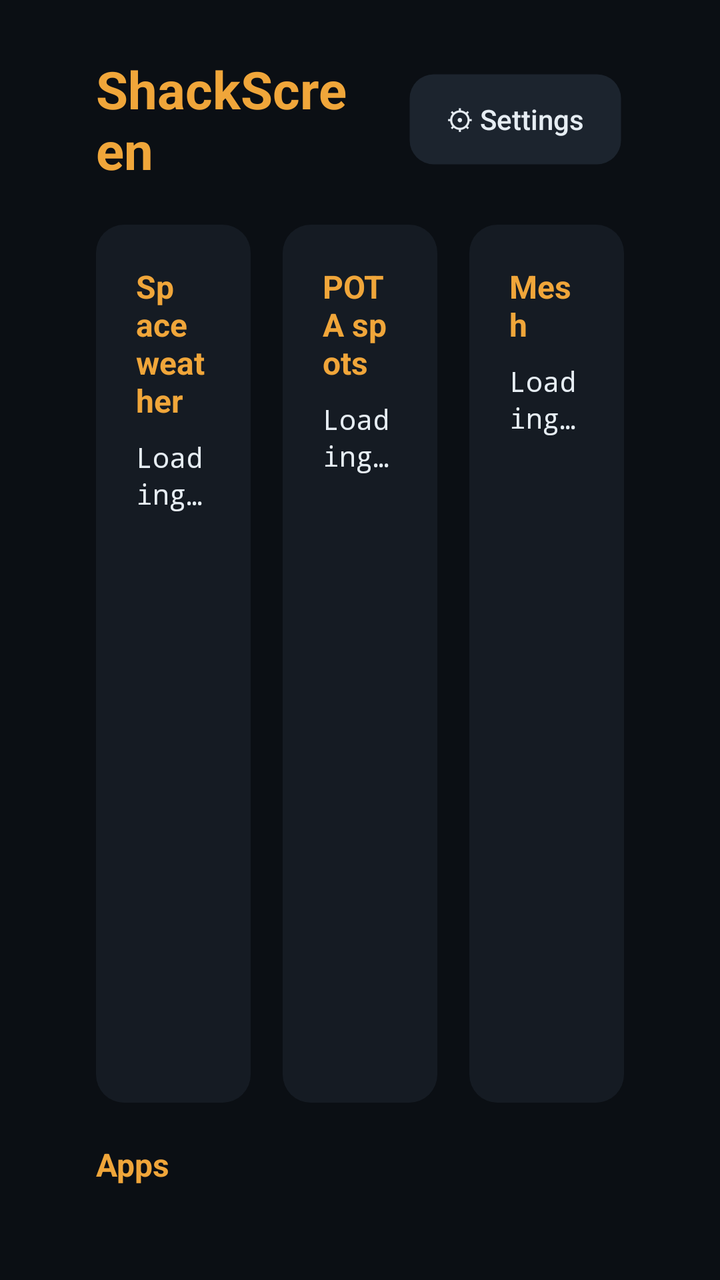
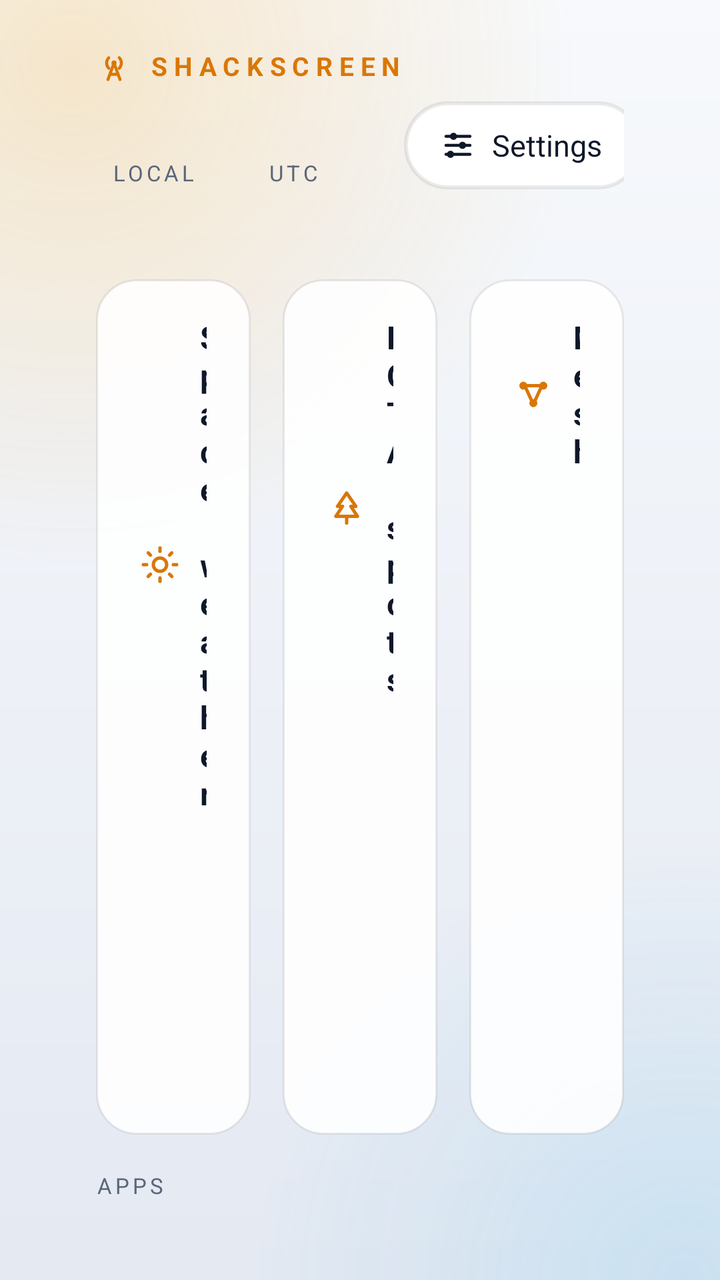

Screens rendered from an Android XML layout before and after an edit, with the pre-edit source and the edit as a unified diff.
<!-- AndroidManifest.xml: application theme Theme.ShackScreen -->
<!-- res/layout/activity_main.xml -->
<?xml version="1.0" encoding="utf-8"?>
<LinearLayout xmlns:android="http://schemas.android.com/apk/res/android"
    android:layout_width="match_parent"
    android:layout_height="match_parent"
    android:orientation="vertical"
    android:background="@color/bg"
    android:paddingStart="48dp"
    android:paddingEnd="48dp"
    android:paddingTop="27dp"
    android:paddingBottom="27dp">

    <LinearLayout
        android:layout_width="match_parent"
        android:layout_height="wrap_content"
        android:gravity="center_vertical"
        android:orientation="horizontal">

        <TextView
            android:layout_width="0dp"
            android:layout_height="wrap_content"
            android:layout_weight="1"
            android:text="@string/app_name"
            android:textColor="@color/accent"
            android:textSize="26sp"
            android:textStyle="bold" />

        <TextView
            android:id="@+id/clock"
            android:layout_width="wrap_content"
            android:layout_height="wrap_content"
            android:layout_marginEnd="24dp"
            android:fontFamily="monospace"
            android:textColor="@color/text"
            android:textSize="20sp" />

        <Button
            android:id="@+id/update"
            android:layout_width="wrap_content"
            android:layout_height="wrap_content"
            android:layout_marginEnd="12dp"
            android:background="@drawable/tile_bg"
            android:paddingStart="20dp"
            android:paddingEnd="20dp"
            android:textAllCaps="false"
            android:textColor="@color/accent"
            android:visibility="gone" />

        <Button
            android:id="@+id/settings"
            android:layout_width="wrap_content"
            android:layout_height="wrap_content"
            android:background="@drawable/tile_bg"
            android:paddingStart="20dp"
            android:paddingEnd="20dp"
            android:text="@string/settings"
            android:textAllCaps="false"
            android:textColor="@color/text" />
    </LinearLayout>

    <LinearLayout
        android:layout_width="match_parent"
        android:layout_height="0dp"
        android:layout_marginTop="20dp"
        android:layout_weight="1"
        android:orientation="horizontal">

        <LinearLayout style="@style/PanelBox" android:layout_marginEnd="16dp">
            <TextView style="@style/PanelTitle" android:layout_width="wrap_content" android:layout_height="wrap_content" android:text="@string/space" />
            <TextView android:id="@+id/space_body" style="@style/PanelBody" android:layout_width="match_parent" android:layout_height="0dp" android:layout_weight="1" android:text="@string/loading" />
            <TextView android:id="@+id/space_src" style="@style/PanelSource" android:layout_width="wrap_content" android:layout_height="wrap_content" />
        </LinearLayout>

        <LinearLayout style="@style/PanelBox" android:layout_marginEnd="16dp">
            <TextView style="@style/PanelTitle" android:layout_width="wrap_content" android:layout_height="wrap_content" android:text="@string/pota" />
            <TextView android:id="@+id/pota_body" style="@style/PanelBody" android:layout_width="match_parent" android:layout_height="0dp" android:layout_weight="1" android:text="@string/loading" />
            <TextView android:id="@+id/pota_src" style="@style/PanelSource" android:layout_width="wrap_content" android:layout_height="wrap_content" />
        </LinearLayout>

        <LinearLayout style="@style/PanelBox">
            <TextView style="@style/PanelTitle" android:layout_width="wrap_content" android:layout_height="wrap_content" android:text="@string/mesh" />
            <TextView android:id="@+id/mesh_body" style="@style/PanelBody" android:layout_width="match_parent" android:layout_height="0dp" android:layout_weight="1" android:text="@string/loading" />
            <TextView android:id="@+id/mesh_src" style="@style/PanelSource" android:layout_width="wrap_content" android:layout_height="wrap_content" />
        </LinearLayout>
    </LinearLayout>

    <TextView
        android:layout_width="wrap_content"
        android:layout_height="wrap_content"
        android:layout_marginTop="20dp"
        android:layout_marginBottom="8dp"
        android:text="@string/apps"
        style="@style/PanelTitle" />

    
    <HorizontalScrollView
        android:layout_width="match_parent"
        android:layout_height="wrap_content"
        android:layout_marginStart="-12dp"
        android:layout_marginEnd="-12dp"
        android:clipToPadding="false"
        android:paddingStart="12dp"
        android:paddingEnd="12dp"
        android:paddingTop="6dp"
        android:paddingBottom="6dp"
        android:scrollbars="none">

        <LinearLayout
            android:id="@+id/apps"
            android:layout_width="wrap_content"
            android:layout_height="wrap_content"
            android:orientation="horizontal" />
    </HorizontalScrollView>
</LinearLayout>
<!-- resources referenced by this layout -->
<resources>
  <color name="accent">#F0A63A</color>
  <color name="bg">#0B0F14</color>
  <color name="text">#E6EDF3</color>
  <!-- drawable tile_bg (drawable) -->
  <?xml version="1.0" encoding="utf-8"?>
  <selector xmlns:android="http://schemas.android.com/apk/res/android">
      <item android:state_focused="true">
          <shape>
              <solid android:color="@color/tile" />
              <stroke android:width="3dp" android:color="@color/accent" />
              <corners android:radius="12dp" />
          </shape>
      </item>
      <item>
          <shape>
              <solid android:color="@color/tile" />
              <stroke android:width="3dp" android:color="@android:color/transparent" />
              <corners android:radius="12dp" />
          </shape>
      </item>
  </selector>
  <string name="loading">Loading…</string>
  <string name="settings">⚙ Settings</string>
  <style name="PanelBody">
          <item name="android:textColor">@color/text</item>
          <item name="android:textSize">14sp</item>
          <item name="android:fontFamily">monospace</item>
          <item name="android:lineSpacingExtra">2dp</item>
      </style>
  <style name="PanelBox">
          <item name="android:layout_width">0dp</item>
          <item name="android:layout_height">match_parent</item>
          <item name="android:layout_weight">1</item>
          <item name="android:orientation">vertical</item>
          <item name="android:background">@drawable/panel_bg</item>
          <item name="android:padding">20dp</item>
      </style>
  <style name="PanelSource">
          <item name="android:textColor">@color/dim</item>
          <item name="android:textSize">12sp</item>
      </style>
  <style name="PanelTitle">
          <item name="android:textColor">@color/accent</item>
          <item name="android:textSize">16sp</item>
          <item name="android:textStyle">bold</item>
          <item name="android:layout_marginBottom">8dp</item>
      </style>
  <style name="Theme.ShackScreen" parent="@android:style/Theme.DeviceDefault.NoActionBar.Fullscreen">
          <item name="android:windowBackground">@color/bg</item>
          <item name="android:colorAccent">@color/accent</item>
          <item name="android:textColor">@color/text</item>
      </style>
  <color name="tile">#1C242E</color>
  <!-- drawable panel_bg (drawable) -->
  <?xml version="1.0" encoding="utf-8"?>
  <shape xmlns:android="http://schemas.android.com/apk/res/android">
      <solid android:color="@color/panel" />
      <corners android:radius="14dp" />
  </shape>
  <color name="dim">#8B98A5</color>
  <color name="panel">#151B23</color>
  <!-- unchanged entries left out for length: 5 -->
</resources>

<!-- the commit's change to res/layout/activity_main.xml (unified diff, before → after) -->
@@ -2,12 +2,12 @@
 <LinearLayout xmlns:android="http://schemas.android.com/apk/res/android"
     android:layout_width="match_parent"
     android:layout_height="match_parent"
+    android:clipToPadding="false"
     android:orientation="vertical"
-    android:background="@color/bg"
     android:paddingStart="48dp"
     android:paddingEnd="48dp"
-    android:paddingTop="27dp"
-    android:paddingBottom="27dp">
+    android:paddingTop="24dp"
+    android:paddingBottom="20dp">
 
     <LinearLayout
         android:layout_width="match_parent"
@@ -15,97 +15,206 @@
         android:gravity="center_vertical"
         android:orientation="horizontal">
 
-        <TextView
+        <LinearLayout
+            android:layout_width="wrap_content"
+            android:layout_height="wrap_content"
+            android:orientation="vertical">
+
+            <LinearLayout
+                android:layout_width="wrap_content"
+                android:layout_height="wrap_content"
+                android:gravity="center_vertical"
+                android:orientation="horizontal">
+
+                <ImageView
+                    android:layout_width="18dp"
+                    android:layout_height="18dp"
+                    android:layout_marginEnd="8dp"
+                    android:src="@drawable/ic_antenna"
+                    android:tint="@color/accent"
+                    android:importantForAccessibility="no" />
+
+                <TextView
+                    android:layout_width="wrap_content"
+                    android:layout_height="wrap_content"
+                    android:letterSpacing="0.25"
+                    android:text="@string/app_name"
+                    android:textAllCaps="true"
+                    android:textColor="@color/accent"
+                    android:textSize="13sp"
+                    android:textStyle="bold" />
+            </LinearLayout>
+
+            <LinearLayout
+                android:layout_width="wrap_content"
+                android:layout_height="wrap_content"
+                android:layout_marginTop="2dp"
+                android:baselineAligned="true"
+                android:orientation="horizontal">
+
+                <TextView
+                    android:id="@+id/clock_local"
+                    android:layout_width="wrap_content"
+                    android:layout_height="wrap_content"
+                    android:textColor="@color/text"
+                    android:textSize="44sp" />
+
+                <TextView
+                    style="@style/Label"
+                    android:layout_width="wrap_content"
+                    android:layout_height="wrap_content"
+                    android:layout_marginStart="8dp"
+                    android:layout_marginEnd="28dp"
+                    android:text="@string/local" />
+
+                <TextView
+                    android:id="@+id/clock_utc"
+                    android:layout_width="wrap_content"
+                    android:layout_height="wrap_content"
+                    android:textColor="@color/accent2"
+                    android:textSize="44sp" />
+
+                <TextView
+                    style="@style/Label"
+                    android:layout_width="wrap_content"
+                    android:layout_height="wrap_content"
+                    android:layout_marginStart="8dp"
+                    android:text="@string/utc" />
+            </LinearLayout>
+
+            <TextView
+                android:id="@+id/date"
+                android:layout_width="wrap_content"
+                android:layout_height="wrap_content"
+                android:textColor="@color/dim"
+                android:textSize="14sp" />
+        </LinearLayout>
+
+        <View
             android:layout_width="0dp"
-            android:layout_height="wrap_content"
-            android:layout_weight="1"
-            android:text="@string/app_name"
-            android:textColor="@color/accent"
-            android:textSize="26sp"
-            android:textStyle="bold" />
-
-        <TextView
-            android:id="@+id/clock"
-            android:layout_width="wrap_content"
-            android:layout_height="wrap_content"
-            android:layout_marginEnd="24dp"
-            android:fontFamily="monospace"
-            android:textColor="@color/text"
-            android:textSize="20sp" />
-
-        <Button
+            android:layout_height="1dp"
+            android:layout_weight="1" />
+
+        <LinearLayout
             android:id="@+id/update"
             android:layout_width="wrap_content"
-            android:layout_height="wrap_content"
+            android:layout_height="44dp"
             android:layout_marginEnd="12dp"
-            android:background="@drawable/tile_bg"
-            android:paddingStart="20dp"
+            android:background="@drawable/pill_bg"
+            android:focusable="true"
+            android:clickable="true"
+            android:gravity="center_vertical"
+            android:orientation="horizontal"
+            android:paddingStart="18dp"
             android:paddingEnd="20dp"
-            android:textAllCaps="false"
-            android:textColor="@color/accent"
-            android:visibility="gone" />
-
-        <Button
+            android:visibility="gone">
+
+            <ImageView
+                android:layout_width="18dp"
+                android:layout_height="18dp"
+                android:layout_marginEnd="8dp"
+                android:src="@drawable/ic_update"
+                android:tint="@color/accent"
+                android:importantForAccessibility="no" />
+
+            <TextView
+                android:id="@+id/update_text"
+                android:layout_width="wrap_content"
+                android:layout_height="wrap_content"
+                android:textColor="@color/accent"
+                android:textSize="15sp"
+                android:textStyle="bold" />
+        </LinearLayout>
+
+        <LinearLayout
             android:id="@+id/settings"
             android:layout_width="wrap_content"
-            android:layout_height="wrap_content"
-            android:background="@drawable/tile_bg"
-            android:paddingStart="20dp"
-            android:paddingEnd="20dp"
-            android:text="@string/settings"
-            android:textAllCaps="false"
-            android:textColor="@color/text" />
+            android:layout_height="44dp"
+            android:background="@drawable/pill_bg"
+            android:focusable="true"
+            android:clickable="true"
+            android:gravity="center_vertical"
+            android:orientation="horizontal"
+            android:paddingStart="18dp"
+            android:paddingEnd="20dp">
+
+            <ImageView
+                android:layout_width="18dp"
+                android:layout_height="18dp"
+                android:layout_marginEnd="8dp"
+                android:src="@drawable/ic_settings"
+                android:tint="@color/text"
+                android:importantForAccessibility="no" />
+
+            <TextView
+                android:layout_width="wrap_content"
+                android:layout_height="wrap_content"
+                android:text="@string/settings"
+                android:textColor="@color/text"
+                android:textSize="15sp" />
+        </LinearLayout>
     </LinearLayout>
 
     <LinearLayout
         android:layout_width="match_parent"
         android:layout_height="0dp"
-        android:layout_marginTop="20dp"
+        android:layout_marginTop="18dp"
         android:layout_weight="1"
         android:orientation="horizontal">
 
-        <LinearLayout style="@style/PanelBox" android:layout_marginEnd="16dp">
-            <TextView style="@style/PanelTitle" android:layout_width="wrap_content" android:layout_height="wrap_content" android:text="@string/space" />
-            <TextView android:id="@+id/space_body" style="@style/PanelBody" android:layout_width="match_parent" android:layout_height="0dp" android:layout_weight="1" android:text="@string/loading" />
-            <TextView android:id="@+id/space_src" style="@style/PanelSource" android:layout_width="wrap_content" android:layout_height="wrap_content" />
-        </LinearLayout>
-
-        <LinearLayout style="@style/PanelBox" android:layout_marginEnd="16dp">
-            <TextView style="@style/PanelTitle" android:layout_width="wrap_content" android:layout_height="wrap_content" android:text="@string/pota" />
-            <TextView android:id="@+id/pota_body" style="@style/PanelBody" android:layout_width="match_parent" android:layout_height="0dp" android:layout_weight="1" android:text="@string/loading" />
-            <TextView android:id="@+id/pota_src" style="@style/PanelSource" android:layout_width="wrap_content" android:layout_height="wrap_content" />
-        </LinearLayout>
-
-        <LinearLayout style="@style/PanelBox">
-            <TextView style="@style/PanelTitle" android:layout_width="wrap_content" android:layout_height="wrap_content" android:text="@string/mesh" />
-            <TextView android:id="@+id/mesh_body" style="@style/PanelBody" android:layout_width="match_parent" android:layout_height="0dp" android:layout_weight="1" android:text="@string/loading" />
-            <TextView android:id="@+id/mesh_src" style="@style/PanelSource" android:layout_width="wrap_content" android:layout_height="wrap_content" />
+        <LinearLayout style="@style/Card" android:layout_marginEnd="16dp">
+            <LinearLayout android:layout_width="match_parent" android:layout_height="wrap_content" android:gravity="center_vertical" android:orientation="horizontal">
+                <ImageView style="@style/CardIcon" android:src="@drawable/ic_sun" android:importantForAccessibility="no" />
+                <TextView style="@style/CardTitle" android:text="@string/space" />
+                <TextView android:id="@+id/space_src" style="@style/CardSource" />
+            </LinearLayout>
+            <FrameLayout android:id="@+id/space_body" android:layout_width="match_parent" android:layout_height="0dp" android:layout_weight="1" android:layout_marginTop="12dp" />
+        </LinearLayout>
+
+        <LinearLayout style="@style/Card" android:layout_marginEnd="16dp">
+            <LinearLayout android:layout_width="match_parent" android:layout_height="wrap_content" android:gravity="center_vertical" android:orientation="horizontal">
+                <ImageView style="@style/CardIcon" android:src="@drawable/ic_park" android:importantForAccessibility="no" />
+                <TextView style="@style/CardTitle" android:text="@string/pota" />
+                <TextView android:id="@+id/pota_src" style="@style/CardSource" />
+            </LinearLayout>
+            <FrameLayout android:id="@+id/pota_body" android:layout_width="match_parent" android:layout_height="0dp" android:layout_weight="1" android:layout_marginTop="12dp" />
+        </LinearLayout>
+
+        <LinearLayout style="@style/Card">
+            <LinearLayout android:layout_width="match_parent" android:layout_height="wrap_content" android:gravity="center_vertical" android:orientation="horizontal">
+                <ImageView style="@style/CardIcon" android:src="@drawable/ic_mesh" android:importantForAccessibility="no" />
+                <TextView style="@style/CardTitle" android:text="@string/mesh" />
+                <TextView android:id="@+id/mesh_src" style="@style/CardSource" />
+            </LinearLayout>
+            <FrameLayout android:id="@+id/mesh_body" android:layout_width="match_parent" android:layout_height="0dp" android:layout_weight="1" android:layout_marginTop="12dp" />
         </LinearLayout>
     </LinearLayout>
 
     <TextView
+        style="@style/Label"
         android:layout_width="wrap_content"
         android:layout_height="wrap_content"
-        android:layout_marginTop="20dp"
-        android:layout_marginBottom="8dp"
-        android:text="@string/apps"
-        style="@style/PanelTitle" />
+        android:layout_marginTop="18dp"
+        android:layout_marginBottom="4dp"
+        android:text="@string/apps" />
 
     
     <HorizontalScrollView
         android:layout_width="match_parent"
         android:layout_height="wrap_content"
-        android:layout_marginStart="-12dp"
-        android:layout_marginEnd="-12dp"
+        android:layout_marginStart="-14dp"
+        android:layout_marginEnd="-14dp"
+        android:clipChildren="false"
         android:clipToPadding="false"
-        android:paddingStart="12dp"
-        android:paddingEnd="12dp"
-        android:paddingTop="6dp"
-        android:paddingBottom="6dp"
+        android:paddingStart="14dp"
+        android:paddingEnd="14dp"
+        android:paddingTop="8dp"
+        android:paddingBottom="8dp"
         android:scrollbars="none">
 
         <LinearLayout
             android:id="@+id/apps"
+            android:clipChildren="false"
             android:layout_width="wrap_content"
             android:layout_height="wrap_content"
             android:orientation="horizontal" />
<!-- resource entries referenced after the edit -->
@@ -1,66 +1,150 @@
 <!-- resources referenced by this layout -->
 <resources>
-  <color name="accent">#F0A63A</color>
-  <color name="bg">#0B0F14</color>
-  <color name="text">#E6EDF3</color>
-  <!-- drawable tile_bg (drawable) -->
+  <color name="accent">#D97706</color>
+  <color name="accent2">#0284C7</color>
+  <color name="text">#0F172A</color>
+  <!-- drawable ic_antenna (drawable) -->
+  <?xml version="1.0" encoding="utf-8"?>
+  <vector xmlns:android="http://schemas.android.com/apk/res/android"
+      android:width="24dp" android:height="24dp" android:viewportWidth="24" android:viewportHeight="24">
+      <path android:strokeColor="#FFFFFFFF" android:strokeWidth="2" android:strokeLineCap="round" android:strokeLineJoin="round" android:pathData="M12,10L8,21 M12,10L16,21 M9.3,17.5H14.7 M8.5,6.5a5,5 0,0 0,0 7 M15.5,6.5a5,5 0,0 1,0 7" />
+      <path android:fillColor="#FFFFFFFF" android:pathData="M12,8.3a1.7,1.7 0,1 1,0 3.4a1.7,1.7 0,1 1,0 -3.4z" />
+  </vector>
+  <!-- drawable ic_mesh (drawable) -->
+  <?xml version="1.0" encoding="utf-8"?>
+  <vector xmlns:android="http://schemas.android.com/apk/res/android"
+      android:width="24dp" android:height="24dp" android:viewportWidth="24" android:viewportHeight="24">
+      <path android:strokeColor="#FFFFFFFF" android:strokeWidth="2" android:strokeLineCap="round" android:strokeLineJoin="round" android:pathData="M7.6,8.6L10.8,15.6 M16.4,8.6L13.2,15.6 M8.4,7H15.6" />
+      <path android:fillColor="#FFFFFFFF" android:pathData="M6,4.6a2.4,2.4 0,1 1,0 4.8a2.4,2.4 0,1 1,0 -4.8z M18,4.6a2.4,2.4 0,1 1,0 4.8a2.4,2.4 0,1 1,0 -4.8z M12,15.1a2.4,2.4 0,1 1,0 4.8a2.4,2.4 0,1 1,0 -4.8z" />
+  </vector>
+  <!-- drawable ic_park (drawable) -->
+  <?xml version="1.0" encoding="utf-8"?>
+  <vector xmlns:android="http://schemas.android.com/apk/res/android"
+      android:width="24dp" android:height="24dp" android:viewportWidth="24" android:viewportHeight="24">
+      <path android:strokeColor="#FFFFFFFF" android:strokeWidth="2" android:strokeLineCap="round" android:strokeLineJoin="round" android:pathData="M12,3L6.5,11H9.5L5.5,17H18.5L14.5,11H17.5Z M12,17V21" />
+  </vector>
+  <!-- drawable ic_settings (drawable) -->
+  <?xml version="1.0" encoding="utf-8"?>
+  <vector xmlns:android="http://schemas.android.com/apk/res/android"
+      android:width="24dp" android:height="24dp" android:viewportWidth="24" android:viewportHeight="24">
+      <path android:strokeColor="#FFFFFFFF" android:strokeWidth="2" android:strokeLineCap="round" android:strokeLineJoin="round" android:pathData="M4,6H20 M4,12H20 M4,18H20" />
+      <path android:fillColor="#FFFFFFFF" android:pathData="M9,3.6a2.4,2.4 0,1 1,0 4.8a2.4,2.4 0,1 1,0 -4.8z M15,9.6a2.4,2.4 0,1 1,0 4.8a2.4,2.4 0,1 1,0 -4.8z M7,15.6a2.4,2.4 0,1 1,0 4.8a2.4,2.4 0,1 1,0 -4.8z" />
+  </vector>
+  <!-- drawable ic_sun (drawable) -->
+  <?xml version="1.0" encoding="utf-8"?>
+  <vector xmlns:android="http://schemas.android.com/apk/res/android"
+      android:width="24dp" android:height="24dp" android:viewportWidth="24" android:viewportHeight="24">
+      <path android:strokeColor="#FFFFFFFF" android:strokeWidth="2" android:strokeLineCap="round" android:strokeLineJoin="round" android:pathData="M12,8a4,4 0,1 1,0 8a4,4 0,1 1,0 -8z" />
+      <path android:strokeColor="#FFFFFFFF" android:strokeWidth="2" android:strokeLineCap="round" android:strokeLineJoin="round" android:pathData="M12,2v2 M12,20v2 M2,12h2 M20,12h2 M4.9,4.9l1.4,1.4 M17.7,17.7l1.4,1.4 M4.9,19.1l1.4,-1.4 M17.7,6.3l1.4,-1.4" />
+  </vector>
+  <!-- drawable ic_update (drawable) -->
+  <?xml version="1.0" encoding="utf-8"?>
+  <vector xmlns:android="http://schemas.android.com/apk/res/android"
+      android:width="24dp" android:height="24dp" android:viewportWidth="24" android:viewportHeight="24">
+      <path android:strokeColor="#FFFFFFFF" android:strokeWidth="2" android:strokeLineCap="round" android:strokeLineJoin="round" android:pathData="M12,15V4 M7,9L12,4L17,9 M5,15V19H19V15" />
+  </vector>
+  <!-- drawable pill_bg (drawable) -->
   <?xml version="1.0" encoding="utf-8"?>
   <selector xmlns:android="http://schemas.android.com/apk/res/android">
       <item android:state_focused="true">
           <shape>
-              <solid android:color="@color/tile" />
-              <stroke android:width="3dp" android:color="@color/accent" />
-              <corners android:radius="12dp" />
+              <solid android:color="@color/tile_focus" />
+              <stroke android:width="2dp" android:color="@color/accent" />
+              <corners android:radius="999dp" />
           </shape>
       </item>
       <item>
           <shape>
               <solid android:color="@color/tile" />
-              <stroke android:width="3dp" android:color="@android:color/transparent" />
-              <corners android:radius="12dp" />
+              <stroke android:width="2dp" android:color="@color/card_border" />
+              <corners android:radius="999dp" />
           </shape>
       </item>
   </selector>
-  <string name="loading">Loading…</string>
-  <string name="settings">⚙ Settings</string>
-  <style name="PanelBody">
-          <item name="android:textColor">@color/text</item>
-          <item name="android:textSize">14sp</item>
-          <item name="android:fontFamily">monospace</item>
-          <item name="android:lineSpacingExtra">2dp</item>
-      </style>
-  <style name="PanelBox">
+  <string name="local">Local</string>
+  <string name="settings">Settings</string>
+  <string name="utc">UTC</string>
+  <style name="Card">
           <item name="android:layout_width">0dp</item>
           <item name="android:layout_height">match_parent</item>
           <item name="android:layout_weight">1</item>
           <item name="android:orientation">vertical</item>
-          <item name="android:background">@drawable/panel_bg</item>
-          <item name="android:padding">20dp</item>
+          <item name="android:background">@drawable/card_bg</item>
+          <item name="android:paddingStart">22dp</item>
+          <item name="android:paddingEnd">22dp</item>
+          <item name="android:paddingTop">18dp</item>
+          <item name="android:paddingBottom">16dp</item>
       </style>
-  <style name="PanelSource">
-          <item name="android:textColor">@color/dim</item>
-          <item name="android:textSize">12sp</item>
+  <style name="CardIcon">
+          <item name="android:layout_width">20dp</item>
+          <item name="android:layout_height">20dp</item>
+          <item name="android:layout_marginEnd">10dp</item>
+          <item name="android:tint">@color/accent</item>
       </style>
-  <style name="PanelTitle">
-          <item name="android:textColor">@color/accent</item>
+  <style name="CardSource">
+          <item name="android:layout_width">wrap_content</item>
+          <item name="android:layout_height">wrap_content</item>
+          <item name="android:textColor">@color/faint</item>
+          <item name="android:textSize">11sp</item>
+      </style>
+  <style name="CardTitle">
+          <item name="android:layout_width">0dp</item>
+          <item name="android:layout_height">wrap_content</item>
+          <item name="android:layout_weight">1</item>
+          <item name="android:textColor">@color/text</item>
           <item name="android:textSize">16sp</item>
           <item name="android:textStyle">bold</item>
-          <item name="android:layout_marginBottom">8dp</item>
+      </style>
+  <style name="Label">
+          <item name="android:textColor">@color/dim</item>
+          <item name="android:textSize">11sp</item>
+          <item name="android:letterSpacing">0.15</item>
+          <item name="android:textAllCaps">true</item>
       </style>
   <style name="Theme.ShackScreen" parent="@android:style/Theme.DeviceDefault.NoActionBar.Fullscreen">
-          <item name="android:windowBackground">@color/bg</item>
+          <item name="android:windowBackground">@drawable/bg_screen</item>
           <item name="android:colorAccent">@color/accent</item>
           <item name="android:textColor">@color/text</item>
+          <item name="android:textColorHint">@color/faint</item>
       </style>
-  <color name="tile">#1C242E</color>
-  <!-- drawable panel_bg (drawable) -->
+  <color name="tile_focus">#FFFFFF</color>
+  <color name="tile">#FFFFFF</color>
+  <color name="card_border">#14000000</color>
+  <!-- drawable card_bg (drawable) -->
   <?xml version="1.0" encoding="utf-8"?>
   <shape xmlns:android="http://schemas.android.com/apk/res/android">
-      <solid android:color="@color/panel" />
-      <corners android:radius="14dp" />
+      <solid android:color="@color/card" />
+      <stroke android:width="1dp" android:color="@color/card_border" />
+      <corners android:radius="20dp" />
   </shape>
-  <color name="dim">#8B98A5</color>
-  <color name="panel">#151B23</color>
+  <color name="faint">#A3ACBB</color>
+  <!-- drawable bg_screen (drawable) -->
+  <?xml version="1.0" encoding="utf-8"?>
+  <layer-list xmlns:android="http://schemas.android.com/apk/res/android">
+      <item>
+          <shape>
+              <gradient android:angle="270" android:startColor="@color/bg_top" android:endColor="@color/bg_bottom" />
+          </shape>
+      </item>
+      <item>
+          <shape>
+              <gradient android:type="radial" android:gradientRadius="70%p" android:centerX="0.1" android:centerY="0.05"
+                  android:startColor="@color/glow" android:endColor="#00000000" />
+          </shape>
+      </item>
+      <item>
+          <shape>
+              <gradient android:type="radial" android:gradientRadius="60%p" android:centerX="0.95" android:centerY="1.0"
+                  android:startColor="@color/glow2" android:endColor="#00000000" />
+          </shape>
+      </item>
+  </layer-list>
+  <color name="card">#E6FFFFFF</color>
+  <color name="bg_top">#F7F9FC</color>
+  <color name="bg_bottom">#E4E9F2</color>
+  <color name="glow">#33F59E0B</color>
+  <color name="glow2">#1F0EA5E9</color>
+  <color name="dim">#5B667A</color>
   <!-- unchanged entries left out for length: 5 -->
 </resources>
 
